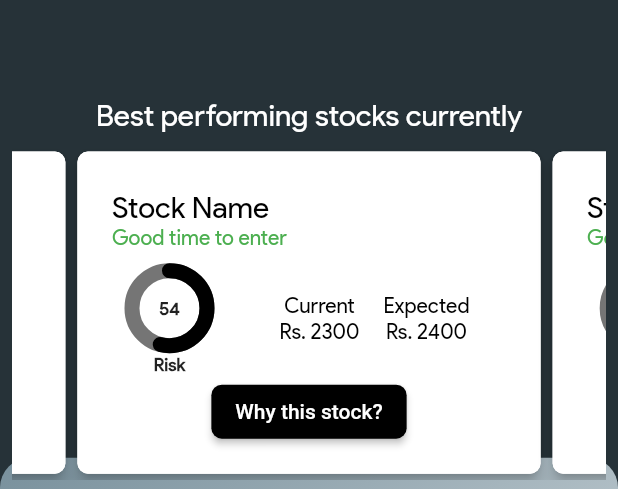
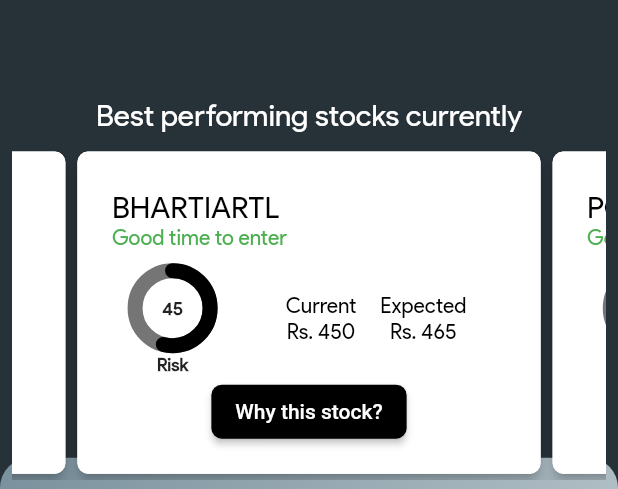
Before and after one commit to hackrx40/PS3-Licht_Den_Code, a Flutter app: the Dashboard widget shown alone on an empty page, opened directly, on a phone screen of 412 x 824 dp. Shown: the top 489 px of the screen. Run offline on Flutter 3.47's test engine with Material 2 defaults, Android fonts, the phone set to English and light mode, and no system bars; drawn by our look-alikes of carousel_slider, percent_indicator, shimmer; our stand-ins replace adaptive_theme, dropdown_search, email_validator, fl_chart, flutter_onboarding_slider, font_awesome_flutter and 6 more; missing offline and left inert: flutter_inappwebview; accounts and stored records are empty; network calls fail.

Commit message:
almost done again

```diff
--- a/lib/Screens/BottomNavScreens/Dashboard/CarouselCard.dart
+++ b/lib/Screens/BottomNavScreens/Dashboard/CarouselCard.dart
@@ -2,9 +2,11 @@ import 'package:flutter/material.dart';
 import 'package:percent_indicator/circular_percent_indicator.dart';
 
 class CarouselCard extends StatefulWidget {
-  const CarouselCard({Key? key, required this.stockName}) : super(key: key);
+  const CarouselCard({Key? key, required this.stockName, required this.risk, required this.current, required this.expected})
+      : super(key: key);
 
   final String stockName;
+  final int risk, current, expected;
 
   @override
   State<CarouselCard> createState() => _CarouselCardState();
@@ -13,7 +15,6 @@ class CarouselCard extends StatefulWidget {
 class _CarouselCardState extends State<CarouselCard> {
   @override
   Widget build(BuildContext context) {
-
     var height = MediaQuery.of(context).size.height;
     var width = MediaQuery.of(context).size.width;
 
@@ -68,14 +69,14 @@ class _CarouselCardState extends State<CarouselCard> {
                 mainAxisAlignment: MainAxisAlignment.spaceEvenly,
                 children: [
                   CircularPercentIndicator(
-                    backgroundColor: Colors.black54!,
+                    backgroundColor: Colors.black54,
                     radius: 30.0,
                     lineWidth: 10.0,
                     animation: true,
                     percent: 0.54,
-                    center: const Text(
-                      "54",
-                      style: TextStyle(
+                    center: Text(
+                      widget.risk.toString(),
+                      style: const TextStyle(
                           fontFamily: "productSansReg",
                           fontWeight: FontWeight.bold,
                           fontSize: 12.0),
@@ -91,27 +92,27 @@ class _CarouselCardState extends State<CarouselCard> {
                     circularStrokeCap: CircularStrokeCap.round,
                     progressColor: Colors.black,
                   ),
-                  const Column(
+                  Column(
                     mainAxisAlignment: MainAxisAlignment.start,
                     crossAxisAlignment: CrossAxisAlignment.center,
                     children: [
                       Padding(
-                        padding: EdgeInsets.all(8.0),
+                        padding: const EdgeInsets.all(8.0),
                         child: Row(
                           mainAxisAlignment: MainAxisAlignment.spaceEvenly,
                           children: [
                             Padding(
-                              padding: EdgeInsets.all(8.0),
+                              padding: const EdgeInsets.all(8.0),
                               child: Column(
                                 children: [
-                                  Text("Current",
+                                  const Text("Current",
                                       style: TextStyle(
                                           fontFamily: "productSansReg",
                                           color: Colors.black,
                                           fontWeight: FontWeight.w500,
                                           fontSize: 14)),
-                                  Text("Rs. 2300",
-                                      style: TextStyle(
+                                  Text("Rs. ${widget.current}",
+                                      style: const TextStyle(
                                           fontFamily: "productSansReg",
                                           color: Colors.black,
                                           fontWeight: FontWeight.w500,
@@ -120,17 +121,17 @@ class _CarouselCardState extends State<CarouselCard> {
                               ),
                             ),
                             Padding(
-                              padding: EdgeInsets.all(8.0),
+                              padding: const EdgeInsets.all(8.0),
                               child: Column(
                                 children: [
-                                  Text("Expected",
+                                  const Text("Expected",
                                       style: TextStyle(
                                           fontFamily: "productSansReg",
                                           color: Colors.black,
                                           fontWeight: FontWeight.w500,
                                           fontSize: 14)),
-                                  Text("Rs. 2400",
-                                      style: TextStyle(
+                                  Text("Rs. ${widget.expected}",
+                                      style: const TextStyle(
                                           fontFamily: "productSansReg",
                                           color: Colors.black,
                                           fontWeight: FontWeight.w500,
--- a/lib/Screens/BottomNavScreens/Dashboard/Dashboard.dart
+++ b/lib/Screens/BottomNavScreens/Dashboard/Dashboard.dart
@@ -168,6 +168,17 @@ class _DashboardState extends State<Dashboard> {
     "BAJAJ-AUTO.NS",
   ];
 
+  List<String> temp1 = [
+    "BHARTIARTL",
+    "POWERGRID",
+    "ICICIBANK",
+    "ASIANPAINT",
+    "BRITANNIA",
+  ];
+  List<int> risk = [45, 32, 21, 67, 34];
+  List<int> current = [450, 320, 210, 670, 389];
+  List<int> expected = [465, 327, 278, 731, 400];
+
   @override
   Widget build(BuildContext context) {
     var height = MediaQuery.of(context).size.height;
@@ -254,11 +265,14 @@ class _DashboardState extends State<Dashboard> {
               ),
               CarouselSlider.builder(
                 carouselController: CarouselController(),
-                itemCount: 10,
+                itemCount: 5,
                 itemBuilder:
                     (BuildContext context, int itemIndex, int pageViewIndex) {
-                  return const CarouselCard(
-                    stockName: "Stock Name",
+                  return CarouselCard(
+                    stockName: temp1[itemIndex],
+                    risk: risk[itemIndex],
+                    expected: expected[itemIndex],
+                    current: current[itemIndex],
                   );
                 },
                 options: CarouselOptions(autoPlay: true),
--- a/lib/Screens/BottomNavScreens/Recommendations/GaugeCard.dart
+++ b/lib/Screens/BottomNavScreens/Recommendations/GaugeCard.dart
@@ -49,9 +49,9 @@ class _GaugueCardState extends State<GaugueCard> {
                                 gradient: const SweepGradient(
                                     endAngle: math.pi,
                                     colors: [
+                                      Colors.red,
+                                      Colors.orange,
                                       Colors.green,
-                                      Colors.orange,
-                                      Colors.red,
                                     ]),
                               ),
                             ],
--- a/lib/Screens/BottomNavScreens/Recommendations/Recommendations.dart
+++ b/lib/Screens/BottomNavScreens/Recommendations/Recommendations.dart
@@ -51,7 +51,7 @@ class _RecommendationsState extends State<Recommendations> {
                   return snapshot.data != null
                       ? Column(children: [
                         SizedBox(
-                          height: 20 * (height/804),
+                          height: 60 * (height/804),
                         ),
                           for (int index = 0; index < 5; index++)
                             GestureDetector(
--- a/lib/Screens/UserPage.dart
+++ b/lib/Screens/UserPage.dart
@@ -103,7 +103,7 @@ class _UserPageState extends State<UserPage> {
               items: const [
                 BottomNavigationBarItem(
                   icon: FaIcon(
-                    Icons.account_balance,
+                    Icons.monetization_on_outlined,
                     color: Colors.black,
                   ),
                   label: "Top Stocks",
```
Also changed, not shown: lib/Models/SentimentArticles.dart (added, +22 -0 lines), lib/Screens/BottomNavScreens/Recommendations/RecommendationCard.dart (+84 -24 lines).
